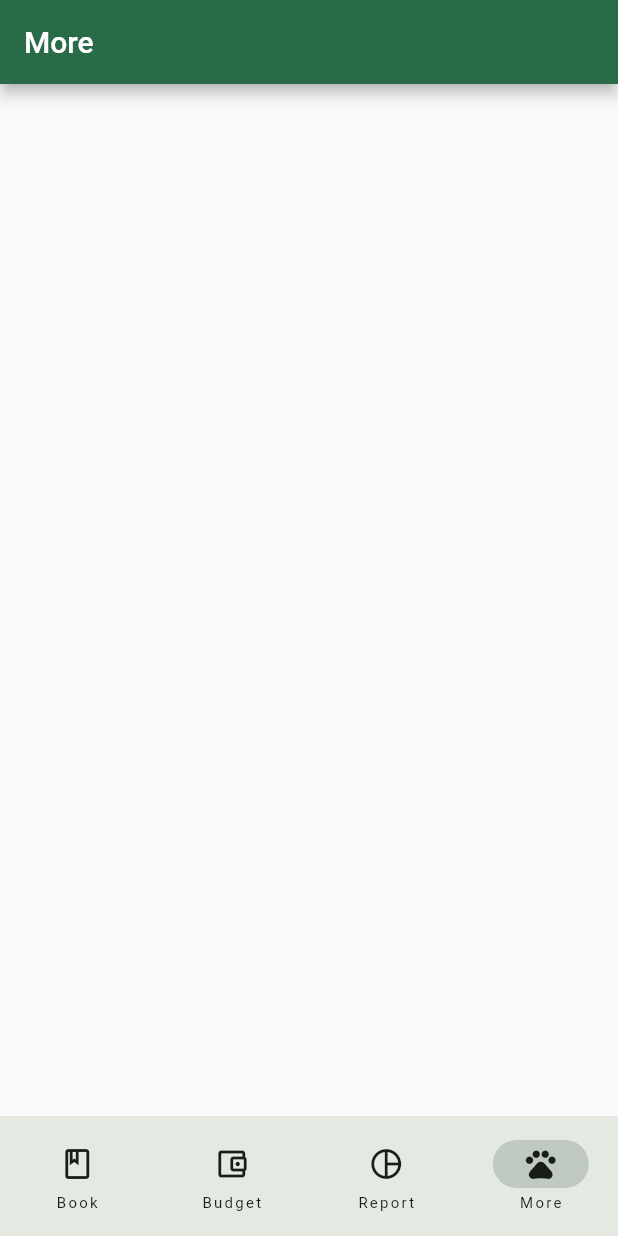
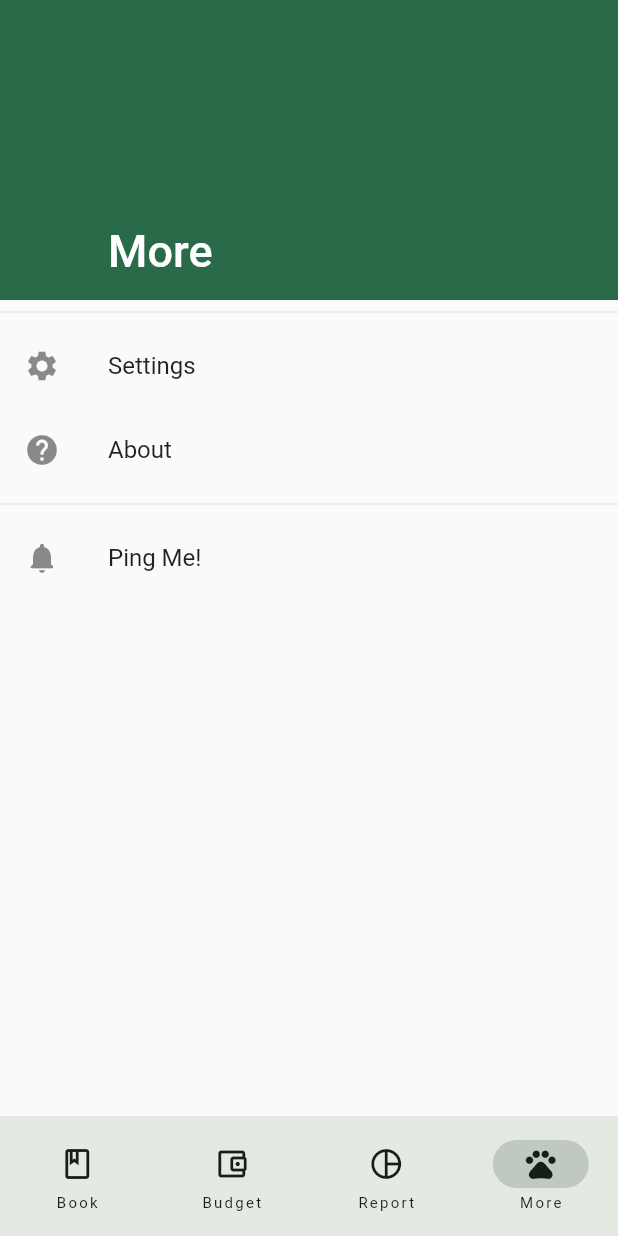
Before and after one commit to aakashhemadri/GnuCashX, a Flutter app: the screen it shows after launch, item 4 of the bottom bar chosen, on a phone screen of 412 x 824 dp. Run offline on Flutter 3.47's test engine with Material 2 defaults, Android fonts, the phone set to English and light mode, and no system bars; drawn by our look-alikes of dynamic_color; our stand-ins replace freezed_annotation, shared_preferences; generated files the repository leaves out were written again.

Commit message:
feat: add routes to Settings and About in MoreView
Signed-off-by: Aakash Hemadri <aakashhemadri123@gmail.com>

```diff
--- a/lib/utils/constants.dart
+++ b/lib/utils/constants.dart
@@ -1,5 +1,9 @@
 /// App
 const String kAppTitle = 'GnuCashX';
+
+/// Styles
+///
+const double kStyleMinLeadingWidth = 10;
 
 /// GUID
 ///
--- a/lib/view/more_view.dart
+++ b/lib/view/more_view.dart
@@ -1,12 +1,48 @@
 import 'package:flutter/material.dart';
+
+import 'package:gnucashx/routes/routes.dart';
+import 'package:gnucashx/widget/widget.dart';
 
 class MoreView extends StatelessWidget {
   const MoreView({Key? key}) : super(key: key);
 
   @override
   Widget build(BuildContext context) {
-    return Scaffold(
-      appBar: AppBar(title: const Text('More')),
+    return CustomScrollView(
+      slivers: <Widget>[
+        const SliverAppBar(
+          pinned: true,
+          expandedHeight: 200,
+          flexibleSpace: FlexibleSpaceBar(
+            title: Text('More'),
+          ),
+        ),
+        SliverList(
+          delegate: SliverChildListDelegate([
+            kWidgetDivider,
+            ListTile(
+              title: const Text('Settings'),
+              leading: const Icon(Icons.settings),
+              enableFeedback: true,
+              onTap: () =>
+                  Navigator.of(context).pushNamed(RouteManager.settingsPage),
+            ),
+            ListTile(
+              title: const Text('About'),
+              leading: const Icon(Icons.help),
+              enableFeedback: true,
+              onTap: () =>
+                  Navigator.of(context).pushNamed(RouteManager.aboutPage),
+            ),
+            kWidgetDivider,
+            ListTile(
+                title: const Text('Ping Me!'),
+                leading: const Icon(Icons.notifications_rounded),
+                onTap: () => ScaffoldMessenger.of(context)
+                    .showSnackBar(kWidgetSnackBarPing)),
+          ]),
+        ),
+      ],
     );
   }
 }
```
